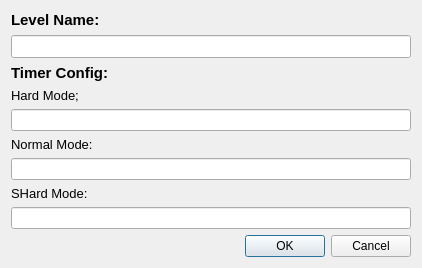
This is Dialog/LevelConfigDialog.ui in wario-land/WL4Editor as Qt 5 draws it before an edit. The edited form follows.
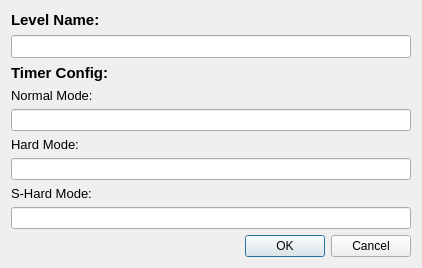
This is the edited form.

What changed in the file:
```diff
--- a/Dialog/LevelConfigDialog.ui
+++ b/Dialog/LevelConfigDialog.ui
@@ -59,21 +59,6 @@
        </property>
       </widget>
      </item>
-     <item>
-      <widget class="QLabel" name="label_3">
-       <property name="font">
-        <font>
-         <pointsize>10</pointsize>
-        </font>
-       </property>
-       <property name="text">
-        <string>Hard Mode; </string>
-       </property>
-      </widget>
-     </item>
-     <item>
-      <widget class="QLineEdit" name="HModeTimer_TextBox"/>
-     </item>
      <item>
       <widget class="QLabel" name="label_4">
        <property name="font">
@@ -82,13 +67,28 @@
         </font>
        </property>
        <property name="text">
-        <string>Normal Mode: </string>
+        <string>Normal Mode:</string>
        </property>
       </widget>
      </item>
      <item>
       <widget class="QLineEdit" name="NModeTimer_TextBox"/>
      </item>
+     <item>
+      <widget class="QLabel" name="label_3">
+       <property name="font">
+        <font>
+         <pointsize>10</pointsize>
+        </font>
+       </property>
+       <property name="text">
+        <string>Hard Mode:</string>
+       </property>
+      </widget>
+     </item>
+     <item>
+      <widget class="QLineEdit" name="HModeTimer_TextBox"/>
+     </item>
      <item>
       <widget class="QLabel" name="label_5">
        <property name="font">
@@ -97,7 +97,7 @@
         </font>
        </property>
        <property name="text">
-        <string>SHard Mode: </string>
+        <string>S-Hard Mode:</string>
        </property>
       </widget>
      </item>
```
